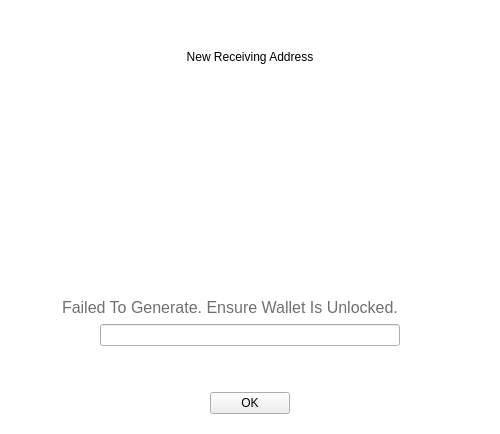
Before: the Qt Designer form src/qt/veil/forms/addressreceive.ui in Veil-Project/veil, drawn with Qt 5.
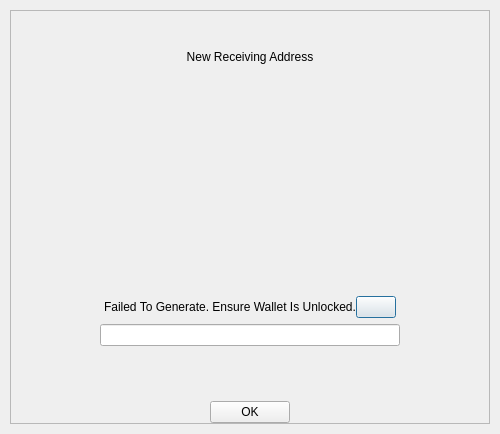
After: the same form once the commit is applied. Icons and pictures are not drawn.

Diff of the .ui file:
```diff
--- a/src/qt/veil/forms/addressreceive.ui
+++ b/src/qt/veil/forms/addressreceive.ui
@@ -13,11 +13,6 @@
   <property name="windowTitle">
    <string>Form</string>
   </property>
-  <property name="styleSheet">
-   <string notr="true">#AddressReceive{
- background-color: transparent;
-}</string>
-  </property>
   <layout class="QVBoxLayout" name="verticalLayout">
    <property name="leftMargin">
     <number>10</number>
@@ -36,13 +31,6 @@
      <property name="autoFillBackground">
       <bool>false</bool>
      </property>
-     <property name="styleSheet">
-      <string notr="true">#frame{
- background-color: white;
-  padding: 10px 10px 10px 10px;
-  border-radius: 20px;
-}</string>
-     </property>
      <property name="frameShape">
       <enum>QFrame::StyledPanel</enum>
      </property>
@@ -83,9 +71,6 @@
           <height>40</height>
          </size>
         </property>
-        <property name="styleSheet">
-         <string notr="true"/>
-        </property>
         <property name="text">
          <string>New Receiving Address</string>
         </property>
@@ -165,10 +150,6 @@
         </item>
         <item>
          <widget class="QLabel" name="labelAddress">
-          <property name="styleSheet">
-           <string notr="true">color:#707070;
-font-size:16px;</string>
-          </property>
           <property name="text">
            <string>Failed To Generate. Ensure Wallet Is Unlocked.</string>
           </property>
@@ -176,14 +157,6 @@
         </item>
         <item>
          <widget class="QPushButton" name="btnCopy">
-          <property name="styleSheet">
-           <string notr="true">background-color:transparent;
-border:0;
-background-image: url(&quot;:/icons/ic-copy-small&quot;) ;
-background-repeat:no-repeat;
-background-position: center;
-padding:4;</string>
-          </property>
           <property name="text">
            <string/>
           </property>
@@ -259,9 +232,6 @@
           <property name="focusPolicy">
            <enum>Qt::NoFocus</enum>
           </property>
-          <property name="styleSheet">
-           <string notr="true"/>
-          </property>
           <property name="text">
            <string>OK</string>
           </property>
```
Left out of the diff: 3 changed lines with no effect on the pictures.
